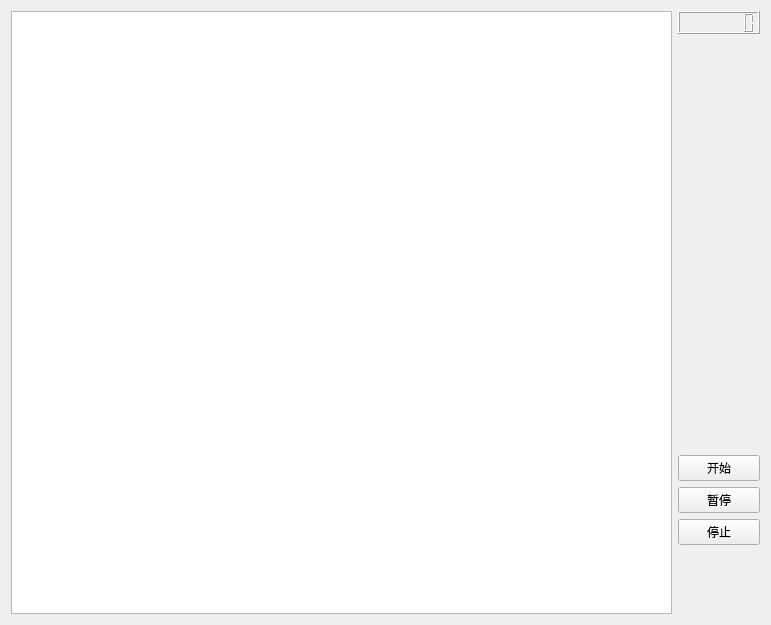
aravinda-kumar/Code, file QtProject/beatMouse/beatMouse/mainwindow.ui: the form before one commit.
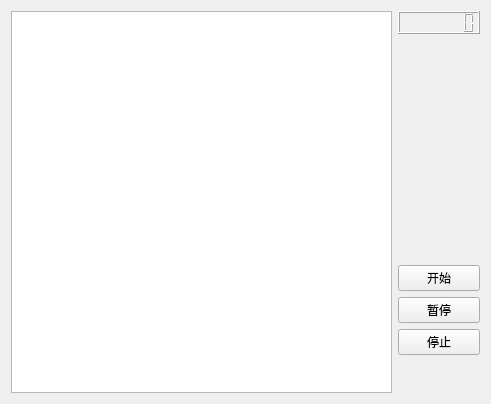
The form after the commit.

What changed in the file:
```diff
--- a/QtProject/beatMouse/beatMouse/mainwindow.ui
+++ b/QtProject/beatMouse/beatMouse/mainwindow.ui
@@ -6,8 +6,8 @@
    <rect>
     <x>0</x>
     <y>0</y>
-    <width>771</width>
-    <height>625</height>
+    <width>491</width>
+    <height>404</height>
    </rect>
   </property>
   <property name="windowTitle">
```
